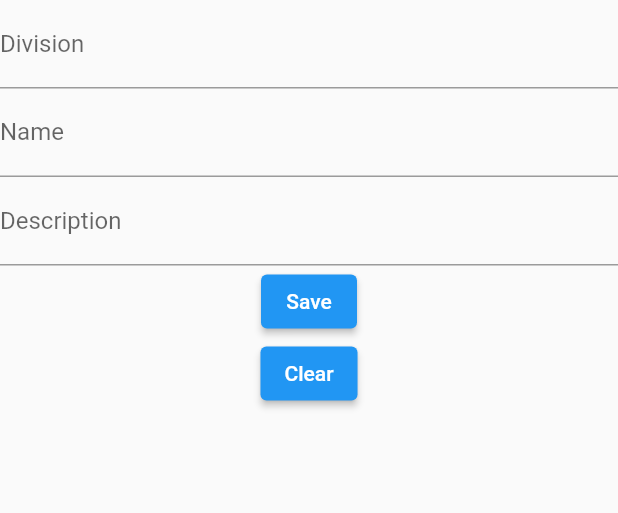
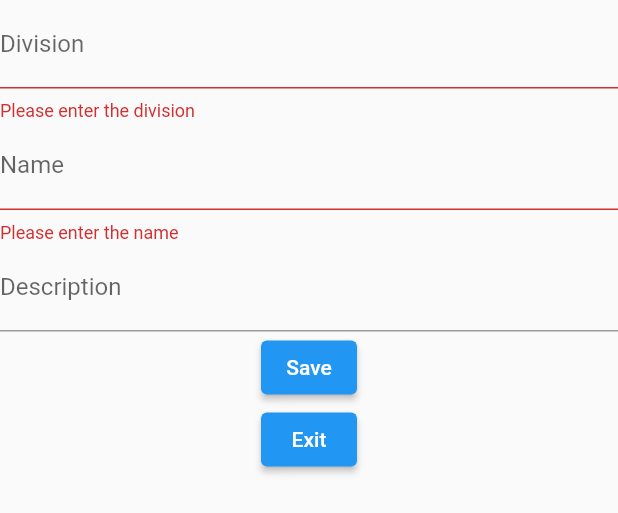
Before and after one commit to Adithya271/pltu-flutter, a Flutter app: the FormArea widget shown alone on an empty page, opened directly with empty values, after a tap on "Save", on a phone screen of 412 x 824 dp. Shown: the top 513 px of the screen. Run offline on Flutter 3.47's test engine with Material 2 defaults, Android fonts, the light colour scheme and no system bars; our stand-ins replace email_validator, shared_preferences; accounts and stored records are empty; network calls fail.

Commit message:
edit data area

```diff
--- a/lib/page/area/FormArea.dart
+++ b/lib/page/area/FormArea.dart
@@ -2,7 +2,6 @@ import 'package:flutter/material.dart';
 import 'package:http/http.dart' as http;
 import 'package:pltu/services/api_services.dart';
 import 'dart:convert';
-
 
 class FormArea extends StatefulWidget {
   final dynamic selectedData;
@@ -26,75 +25,109 @@ class FormAreaState extends State<FormArea> {
   void initState() {
     super.initState();
     getOptionDivisi();
-    if (widget.selectedData != null) {
-      selectData(widget.selectedData);
-    } else {
-      newData();
-    }
+    newData(); // Move the selection logic inside newData()
   }
 
-  void getOptionDivisi() {
-    // Fetch division options using API or other data source
-    // ...
+  void getOptionDivisi() async {
+    final url = Uri.parse("https://digitm.isoae.com/api/division");
+    final headers = {
+      "Content-Type": "application/json",
+      "Accept": "application/json",
+      "Authorization": "Bearer ${APIService.token}",
+    };
+
+    final response = await http.get(url, headers: headers);
+
+    if (response.statusCode == 200) {
+      try {
+        final jsonData = json.decode(response.body);
+        final responseData = jsonData['data'];
+
+        if (responseData is List<dynamic>) {
+          setState(() {
+            listDivisi = responseData;
+          });
+        } else if (responseData is Map<String, dynamic>) {
+          setState(() {
+            listDivisi = [responseData];
+          });
+        } else {
+          print('Error: Invalid response data');
           setState(() {
             listDivisi = [];
           });
+        }
+      } catch (e) {
+        print('Error decoding response body: $e');
+        setState(() {
+          listDivisi = [];
+        });
+      }
+    } else {
+      print('Error: ${response.statusCode}');
+      setState(() {
+        listDivisi = [];
+      });
+    }
   }
 
   void newData() {
     setState(() {
       show = true;
       formData = {
-        'id': null,
-        'division_id': '',
-        'name': '',
-        'description': '',
+        'id': widget.selectedData != null ? widget.selectedData['id'] : null,
+        'division_id': widget.selectedData != null
+            ? widget.selectedData['division_id']
+            : '',
+        'name': widget.selectedData != null ? widget.selectedData['name'] : '',
+        'description': widget.selectedData != null
+            ? widget.selectedData['description']
+            : '',
       };
       errors = [];
     });
   }
 
-  void selectData(dynamic data) {
-    setState(() {
-      show = true;
-      formData = {
-        'id': data['id'],
-        'division_id': data['division_id'],
-        'name': data['name'],
-        'description': data['description'],
-      };
-      errors = [];
-    });
-  }
+ void saveData() async {
+    if (_formKey.currentState!.validate()) {
+      _formKey.currentState!.save();
 
-  void saveData() {
       if (formData['id'] != null) {
-      // Data mempunyai id ,maka akan diedit
-      final url = Uri.parse(
-          "https://digitm.isoae.com/api/area/" + formData['id'].toString());
+        // Data has an ID, so it's an edit
+        final url =
+            Uri.parse("https://digitm.isoae.com/api/area/${formData['id']}");
         final headers = {
           "Content-Type": "application/json",
           "Accept": "application/json",
           "Authorization": "Bearer ${APIService.token}",
         };
 
-      http
-          .put(url, headers: headers, body: jsonEncode(formData))
-          .then((response) {
+        try {
+          final response = await http.put(
+            url,
+            headers: headers,
+            body: jsonEncode(formData),
+          );
+
           if (response.statusCode == 200) {
             clearForm();
+          } else if (response.statusCode == 422) {
+            final responseData = jsonDecode(response.body);
+            if (responseData is Map<String, dynamic>) {
               setState(() {
-            show = false;
+                errors = responseData['errors'] as List<dynamic>;
               });
-          widget.onFinish();
-        } else if (response.statusCode == 422) {
-          setState(() {
-            errors = jsonDecode(response.body)['errors'];
-          });
+            } else {
+              print('Error: Invalid response data');
             }
-      }).catchError((error) {
+          } else {
+            print('Error: ${response.statusCode}');
+            // Handle other status codes
+          }
+        } catch (error) {
+          print('Error: $error');
           // Handle error
-      });
+        }
       } else {
         // New data
         final url = Uri.parse("https://digitm.isoae.com/api/area");
@@ -104,23 +137,34 @@ class FormAreaState extends State<FormArea> {
           "Authorization": "Bearer ${APIService.token}",
         };
 
-      http
-          .post(url, headers: headers, body: jsonEncode(formData))
-          .then((response) {
+        try {
+          final response = await http.post(
+            url,
+            headers: headers,
+            body: jsonEncode(formData),
+          );
+
           if (response.statusCode == 200) {
             clearForm();
+            // Add any additional logic you want to execute after successfully adding data
+          } else if (response.statusCode == 422) {
+            final responseData = jsonDecode(response.body);
+            if (responseData is Map<String, dynamic>) {
               setState(() {
-            show = false;
+                errors = responseData['errors'] as List<dynamic>;
               });
-          widget.onFinish();
-        } else if (response.statusCode == 422) {
-          setState(() {
-            errors = jsonDecode(response.body)['errors'];
-          });
+            } else {
+              print('Error: Invalid response data');
             }
-      }).catchError((error) {
+          } else {
+            print('Error: ${response.statusCode}');
+            // Handle other status codes
+          }
+        } catch (error) {
+          print('Error: $error');
           // Handle error
-      });
+        }
+      }
     }
   }
 
@@ -143,13 +187,15 @@ class FormAreaState extends State<FormArea> {
   Widget build(BuildContext context) {
     return show
         ? Container(
-            // Replace with your form UI
             child: Form(
               key: _formKey,
               child: Column(
                 children: [
-                  TextFormField(
-                    decoration: const InputDecoration(labelText: 'Division'),
+                  FormField<String>(
+                    builder: (FormFieldState<String> state) {
+                      return TextFormField(
+                        decoration:
+                            const InputDecoration(labelText: 'Division'),
                         initialValue: formData['division_id'].toString(),
                         validator: (value) {
                           if (value == null || value.isEmpty) {
@@ -162,8 +208,12 @@ class FormAreaState extends State<FormArea> {
                             formData['division_id'] = value;
                           });
                         },
+                      );
+                    },
                   ),
-                  TextFormField(
+                  FormField<String>(
+                    builder: (FormFieldState<String> state) {
+                      return TextFormField(
                         decoration: const InputDecoration(labelText: 'Name'),
                         initialValue: formData['name'],
                         validator: (value) {
@@ -177,6 +227,8 @@ class FormAreaState extends State<FormArea> {
                             formData['name'] = value;
                           });
                         },
+                      );
+                    },
                   ),
                   TextFormField(
                     decoration: const InputDecoration(labelText: 'Description'),
@@ -188,26 +240,23 @@ class FormAreaState extends State<FormArea> {
                     },
                   ),
                   ElevatedButton(
-                    onPressed: saveData,
+                    onPressed: () {
+                      saveData();
+                    },
                     child: const Text('Save'),
                   ),
                   ElevatedButton(
-                    onPressed: clearForm,
-                    child: const Text('Clear'),
+                    onPressed: () {
+                      setState(() {
+                        clearForm();
+                      });
+                    },
+                    child: const Text('Exit'),
                   ),
                 ],
               ),
             ),
           )
-        : Container(
-            // Replace with your view UI
-            child: Column(
-              children: [
-                Text('Division: ${formData['division_id']}'),
-                Text('Name: ${formData['name']}'),
-                Text('Description: ${formData['description']}'),
-              ],
-            ),
-          );
+        : Container();
   }
 }
```
Also changed, not shown: lib/page/area/BrowseArea.dart (+10 -34 lines). Lines whose indentation alone changed are shown as unchanged.
